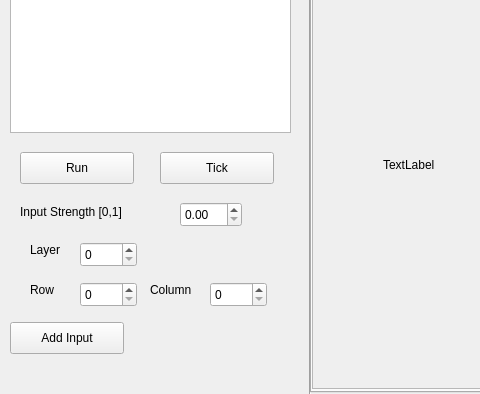
Old version of the form gui/qTrace/cortexviewer.ui in the repository gnmerritt/multiTrace-features; both pictures show x 0 to 480 and y 88 to 482 of the 1032 by 482 pixel window.
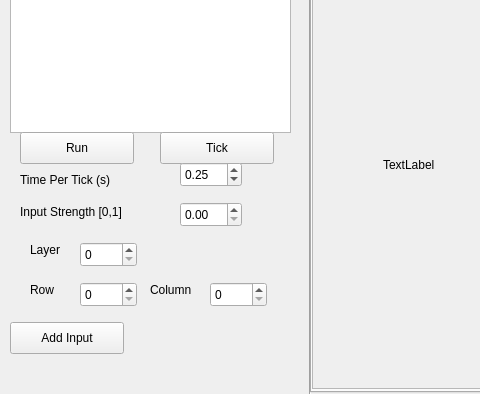
New version of the form.

Commit message: fixed ConnectionPattern typo, moved SonntagUpdate to parameterization like HebbianLearning, added GUI support for ticks

Patch:
```diff
--- a/gui/qTrace/cortexviewer.ui
+++ b/gui/qTrace/cortexviewer.ui
@@ -40,7 +40,7 @@
    <property name="geometry">
     <rect>
      <x>20</x>
-     <y>240</y>
+     <y>220</y>
      <width>114</width>
      <height>32</height>
     </rect>
@@ -53,7 +53,7 @@
    <property name="geometry">
     <rect>
      <x>160</x>
-     <y>240</y>
+     <y>220</y>
      <width>114</width>
      <height>32</height>
     </rect>
@@ -288,6 +288,41 @@
     </rect>
    </property>
   </widget>
+  <widget class="QLabel" name="label_7">
+   <property name="geometry">
+    <rect>
+     <x>20</x>
+     <y>260</y>
+     <width>111</width>
+     <height>16</height>
+    </rect>
+   </property>
+   <property name="text">
+    <string>Time Per Tick (s)</string>
+   </property>
+  </widget>
+  <widget class="QDoubleSpinBox" name="tickPause">
+   <property name="geometry">
+    <rect>
+     <x>180</x>
+     <y>250</y>
+     <width>62</width>
+     <height>25</height>
+    </rect>
+   </property>
+   <property name="minimum">
+    <double>0.010000000000000</double>
+   </property>
+   <property name="maximum">
+    <double>5.000000000000000</double>
+   </property>
+   <property name="singleStep">
+    <double>0.050000000000000</double>
+   </property>
+   <property name="value">
+    <double>0.250000000000000</double>
+   </property>
+  </widget>
  </widget>
  <resources/>
  <connections/>
```
Left out of the diff: 2 changed lines with no effect on the pictures. The commit also changes 14 other files.
